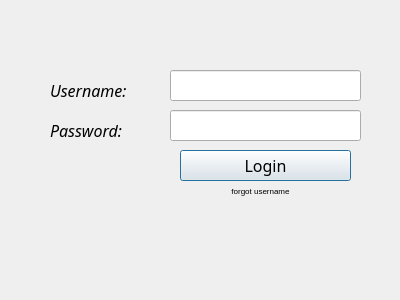
First picture: the form in src/LoginDialog.ui, repository debailey30/HRMSPROJECT, before the edit.
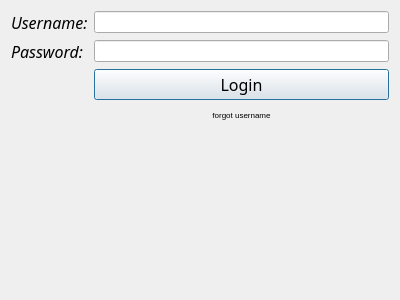
Second picture: the form after the edit.

What changed in the file:
```diff
--- a/src/LoginDialog.ui
+++ b/src/LoginDialog.ui
@@ -18,15 +18,9 @@
   <property name="windowTitle">
    <string>Dialog</string>
   </property>
+  <layout class="QFormLayout" name="formLayout">
+   <item row="0" column="0">
   <widget class="QLabel" name="label">
-   <property name="geometry">
-    <rect>
-     <x>50</x>
-     <y>70</y>
-     <width>91</width>
-     <height>41</height>
-    </rect>
-   </property>
    <property name="font">
     <font>
      <family>Lucida Calligraphy</family>
@@ -47,25 +41,12 @@
     <bool>false</bool>
    </property>
   </widget>
-  <widget class="QLineEdit" name="usernamelineEdit">
-   <property name="geometry">
-    <rect>
-     <x>170</x>
-     <y>70</y>
-     <width>191</width>
-     <height>31</height>
-    </rect>
-   </property>
-  </widget>
+   </item>
+   <item row="0" column="1">
+    <widget class="QLineEdit" name="usernamelineEdit"/>
+   </item>
+   <item row="1" column="0">
   <widget class="QLabel" name="label_2">
-   <property name="geometry">
-    <rect>
-     <x>50</x>
-     <y>100</y>
-     <width>101</width>
-     <height>61</height>
-    </rect>
-   </property>
    <property name="font">
     <font>
      <family>Lucida Calligraphy</family>
@@ -77,28 +58,16 @@
     <string>Password:</string>
    </property>
   </widget>
+   </item>
+   <item row="1" column="1">
   <widget class="QLineEdit" name="passwordlineEdit_2">
-   <property name="geometry">
-    <rect>
-     <x>170</x>
-     <y>110</y>
-     <width>191</width>
-     <height>31</height>
-    </rect>
-   </property>
    <property name="echoMode">
     <enum>QLineEdit::EchoMode::Password</enum>
    </property>
   </widget>
+   </item>
+   <item row="2" column="1">
   <widget class="QPushButton" name="loginButton">
-   <property name="geometry">
-    <rect>
-     <x>180</x>
-     <y>150</y>
-     <width>171</width>
-     <height>31</height>
-    </rect>
-   </property>
    <property name="font">
     <font>
      <family>Lucida Bright</family>
@@ -109,15 +78,9 @@
     <string>Login</string>
    </property>
   </widget>
+   </item>
+   <item row="3" column="1">
   <widget class="QPushButton" name="forgotusernameButton">
-   <property name="geometry">
-    <rect>
-     <x>200</x>
-     <y>180</y>
-     <width>121</width>
-     <height>21</height>
-    </rect>
-   </property>
    <property name="text">
     <string>forgot username</string>
    </property>
@@ -125,6 +88,8 @@
     <bool>true</bool>
    </property>
   </widget>
+   </item>
+  </layout>
  </widget>
  <resources/>
  <connections/>
```
Left out of the diff: 6 changed lines with no effect on the pictures. Lines whose indentation alone changed are shown as unchanged.
